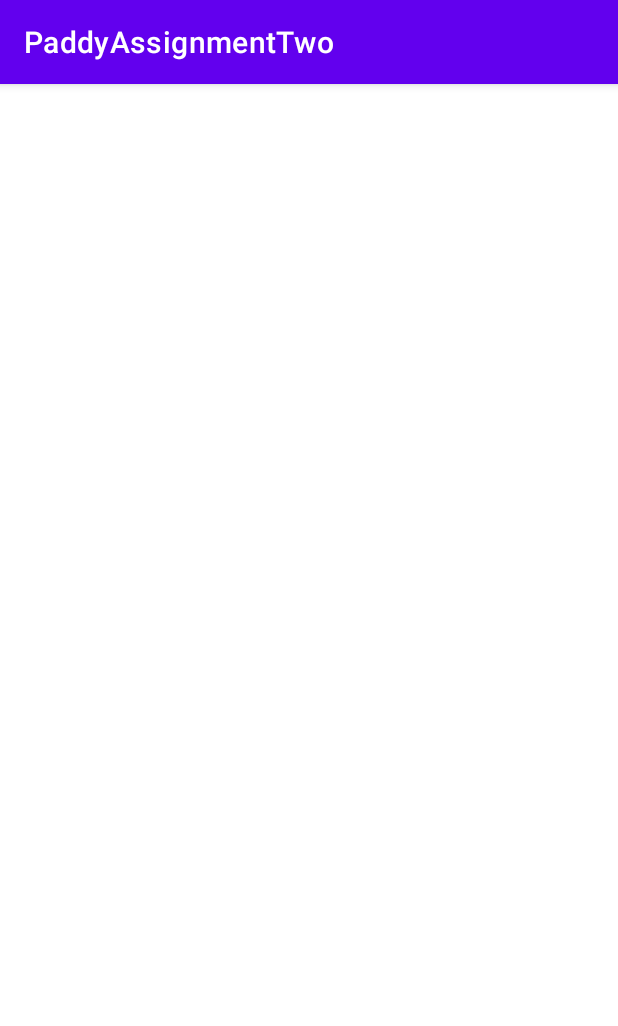
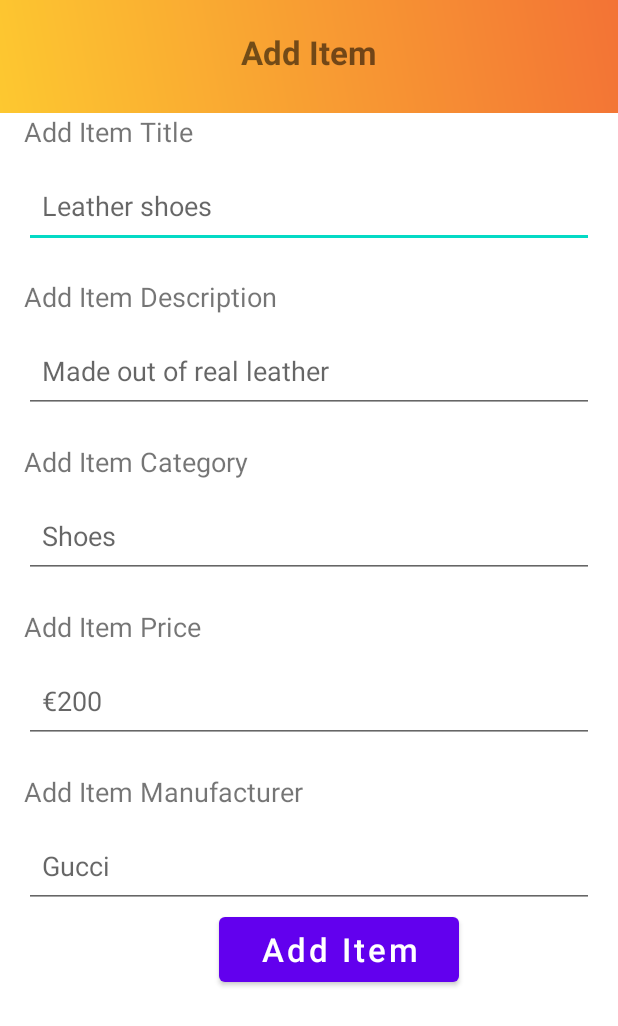
Before and after one commit to aimeeyourell20/PaddyAssignment2, an Android app: the Items screen opened directly, with no data from a screen before it, on a phone screen of 412 x 824 dp. Shown: the top 1026 px of the screen. Run offline under Robolectric (Android 15) with nearby library versions, the phone set to English and light mode, and no system bars; our stand-ins replace Firebase (no records; nobody signed in at launch, a user with empty details on screens opened directly).

Commit message:
Add Items

```diff
--- a/app/src/main/java/com/example/paddyassignmenttwo/Items.java
+++ b/app/src/main/java/com/example/paddyassignmenttwo/Items.java
@@ -1,14 +1,88 @@
 package com.example.paddyassignmenttwo;
 
+import androidx.annotation.NonNull;
 import androidx.appcompat.app.AppCompatActivity;
 
+import android.content.Intent;
 import android.os.Bundle;
+import android.view.View;
+import android.widget.Button;
+import android.widget.EditText;
+import android.widget.ImageView;
+import android.widget.Toast;
+
+import com.google.android.gms.tasks.OnCompleteListener;
+import com.google.android.gms.tasks.Task;
+import com.google.firebase.database.DatabaseReference;
+import com.google.firebase.database.FirebaseDatabase;
+
+import java.text.SimpleDateFormat;
+import java.util.Calendar;
+import java.util.HashMap;
+import java.util.Map;
 
 public class Items extends AppCompatActivity {
+
+    private EditText mTitle, mManufacturer, mPrice, mCategory, mDescription;
+    private ImageView mImage;
+    private Button mAddItem;
+    private DatabaseReference ItemRef;
 
     @Override
     protected void onCreate(Bundle savedInstanceState) {
         super.onCreate(savedInstanceState);
         setContentView(R.layout.activity_items);
+
+        ItemRef = FirebaseDatabase.getInstance().getReference();
+
+        mTitle = findViewById(R.id.itemTitle);
+        mManufacturer = findViewById(R.id.itemManufacturer);
+        mDescription = findViewById(R.id.itemDescription);
+        mPrice = findViewById(R.id.itemPrice);
+        mCategory = findViewById(R.id.itemCategory);
+        //mImage = findViewById(R.id.itemImage);
+        mAddItem = findViewById(R.id.addItemButton);
+
+        mAddItem.setOnClickListener(new View.OnClickListener() {
+            @Override
+            public void onClick(View view) {
+
+                String titles = mTitle.getText().toString();
+                String manufacturer = mManufacturer.getText().toString();
+                String descriptions = mDescription.getText().toString();
+                String price = mPrice.getText().toString();
+                String category = mCategory.getText().toString();
+               // String id = RootRef.push().getKey();
+
+                DatabaseReference Items = ItemRef.child("Items").push();
+                Map items = new HashMap();
+                items.put("title", titles);
+                items.put("description", descriptions);
+                items.put("manufacturer", manufacturer);
+                items.put("price", price);
+                items.put("category", category);
+
+
+
+                Items.updateChildren(items).addOnCompleteListener(new OnCompleteListener() {
+                    @Override
+                    public void onComplete(@NonNull Task task) {
+                        if (task.isSuccessful()) {
+
+                            Toast.makeText(Items.this, "Items info successfully added", Toast.LENGTH_SHORT).show();
+                            Intent i = new Intent(Items.this, AdminMainActivity.class);
+                            startActivity(i);
+                        } else {
+                            Toast.makeText(Items.this, "Error", Toast.LENGTH_SHORT).show();
+                        }
+
+                    }
+                });
+
+            }
+
+
+        });
+
     }
 }
--- a/app/src/main/res/layout/activity_items.xml
+++ b/app/src/main/res/layout/activity_items.xml
@@ -1,9 +1,169 @@
 <?xml version="1.0" encoding="utf-8"?>
-<androidx.constraintlayout.widget.ConstraintLayout xmlns:android="http://schemas.android.com/apk/res/android"
+<LinearLayout xmlns:android="http://schemas.android.com/apk/res/android"
     xmlns:app="http://schemas.android.com/apk/res-auto"
     xmlns:tools="http://schemas.android.com/tools"
     android:layout_width="match_parent"
     android:layout_height="match_parent"
-    tools:context=".Items">
+    tools:context=".Items"
+    android:orientation="vertical">
 
-</androidx.constraintlayout.widget.ConstraintLayout>
+    <LinearLayout
+        android:layout_width="match_parent"
+        android:layout_height="75dp"
+        android:orientation="vertical"
+        android:background="@drawable/gradient">
+
+        <TextView
+            android:id="@+id/title"
+            android:layout_width="match_parent"
+            android:layout_height="wrap_content"
+            android:layout_marginTop="20dp"
+            android:textAlignment="center"
+            android:layout_marginBottom="28dp"
+            android:textSize="22sp"
+            android:textStyle="bold"
+            android:text="Add Item"/>
+        <View
+            android:layout_width="match_parent"
+            android:layout_height="10dp"
+            android:layout_marginTop="20dp"
+            android:background="@drawable/gradient"/>
+
+    </LinearLayout>
+
+        <LinearLayout
+            android:layout_width="match_parent"
+            android:layout_height="wrap_content"
+            android:layout_marginRight="16dp"
+            android:layout_marginLeft="16dp"
+            android:orientation="vertical">
+
+            <TextView
+                android:layout_width="match_parent"
+                android:layout_height="wrap_content"
+                android:textSize="18sp"
+                android:text="Add Item Title"
+                android:layout_marginBottom="10dp"/>
+
+            <EditText
+                android:id="@+id/itemTitle"
+                android:layout_width="match_parent"
+                android:paddingLeft="12dp"
+                android:textColor="#0352DA"
+                android:layout_height="55dp"
+                android:hint="Leather shoes"
+                android:inputType="text"/>
+
+        </LinearLayout>
+
+        <LinearLayout
+            android:layout_width="match_parent"
+            android:layout_height="wrap_content"
+            android:layout_marginRight="16dp"
+            android:layout_marginLeft="16dp"
+            android:layout_marginTop="20dp"
+            android:orientation="vertical">
+
+            <TextView
+                android:layout_width="match_parent"
+                android:layout_height="wrap_content"
+                android:textSize="18sp"
+                android:text="Add Item Description"
+                android:layout_marginBottom="10dp"/>
+
+            <EditText
+                android:id="@+id/itemDescription"
+                android:layout_width="match_parent"
+                android:paddingLeft="12dp"
+                android:textColor="#0352DA"
+                android:layout_height="55dp"
+                android:hint="Made out of real leather"
+                android:inputType="text"/>
+
+        </LinearLayout>
+
+        <LinearLayout
+            android:layout_width="match_parent"
+            android:layout_height="wrap_content"
+            android:layout_marginRight="16dp"
+            android:layout_marginLeft="16dp"
+            android:layout_marginTop="20dp"
+            android:orientation="vertical">
+
+            <TextView
+                android:layout_width="match_parent"
+                android:layout_height="wrap_content"
+                android:textSize="18sp"
+                android:text="Add Item Category"
+                android:layout_marginBottom="10dp"/>
+
+            <EditText
+                android:id="@+id/itemCategory"
+                android:layout_width="match_parent"
+                android:paddingLeft="12dp"
+                android:textColor="#0352DA"
+                android:layout_height="55dp"
+                android:hint="Shoes"/>
+
+        </LinearLayout>
+
+    <LinearLayout
+        android:layout_width="match_parent"
+        android:layout_height="wrap_content"
+        android:layout_marginRight="16dp"
+        android:layout_marginLeft="16dp"
+        android:layout_marginTop="20dp"
+        android:orientation="vertical">
+
+        <TextView
+            android:layout_width="match_parent"
+            android:layout_height="wrap_content"
+            android:textSize="18sp"
+            android:text="Add Item Price"
+            android:layout_marginBottom="10dp"/>
+
+        <EditText
+            android:id="@+id/itemPrice"
+            android:layout_width="match_parent"
+            android:paddingLeft="12dp"
+            android:textColor="#0352DA"
+            android:layout_height="55dp"
+            android:hint="€200"/>
+
+    </LinearLayout>
+    <LinearLayout
+        android:layout_width="match_parent"
+        android:layout_height="wrap_content"
+        android:layout_marginRight="16dp"
+        android:layout_marginLeft="16dp"
+        android:layout_marginTop="20dp"
+        android:orientation="vertical">
+
+        <TextView
+            android:layout_width="match_parent"
+            android:layout_height="wrap_content"
+            android:textSize="18sp"
+            android:text="Add Item Manufacturer"
+            android:layout_marginBottom="10dp"/>
+
+        <EditText
+            android:id="@+id/itemManufacturer"
+            android:layout_width="match_parent"
+            android:paddingLeft="12dp"
+            android:textColor="#0352DA"
+            android:layout_height="55dp"
+            android:hint="Gucci"/>
+
+        </LinearLayout>
+
+    <Button
+        android:id="@+id/addItemButton"
+        android:layout_width="160dp"
+        android:layout_height="55dp"
+        android:layout_marginLeft="20dp"
+        android:text="Add Item"
+        android:textAllCaps="false"
+        android:layout_gravity="center"
+        android:textColor="@color/white"
+        android:textSize="22sp" />
+    </LinearLayout>
--- a/app/src/main/res/values/themes.xml
+++ b/app/src/main/res/values/themes.xml
@@ -1,6 +1,6 @@
 <resources xmlns:tools="http://schemas.android.com/tools">
     <!-- Base application theme. -->
-    <style name="Theme.PaddyAssignmentTwo" parent="Theme.MaterialComponents.DayNight.DarkActionBar">
+    <style name="Theme.PaddyAssignmentTwo" parent="Theme.MaterialComponents.DayNight.NoActionBar">
         <!-- Primary brand color. -->
         <item name="colorPrimary">@color/purple_500</item>
         <item name="colorPrimaryVariant">@color/purple_700</item>
```
